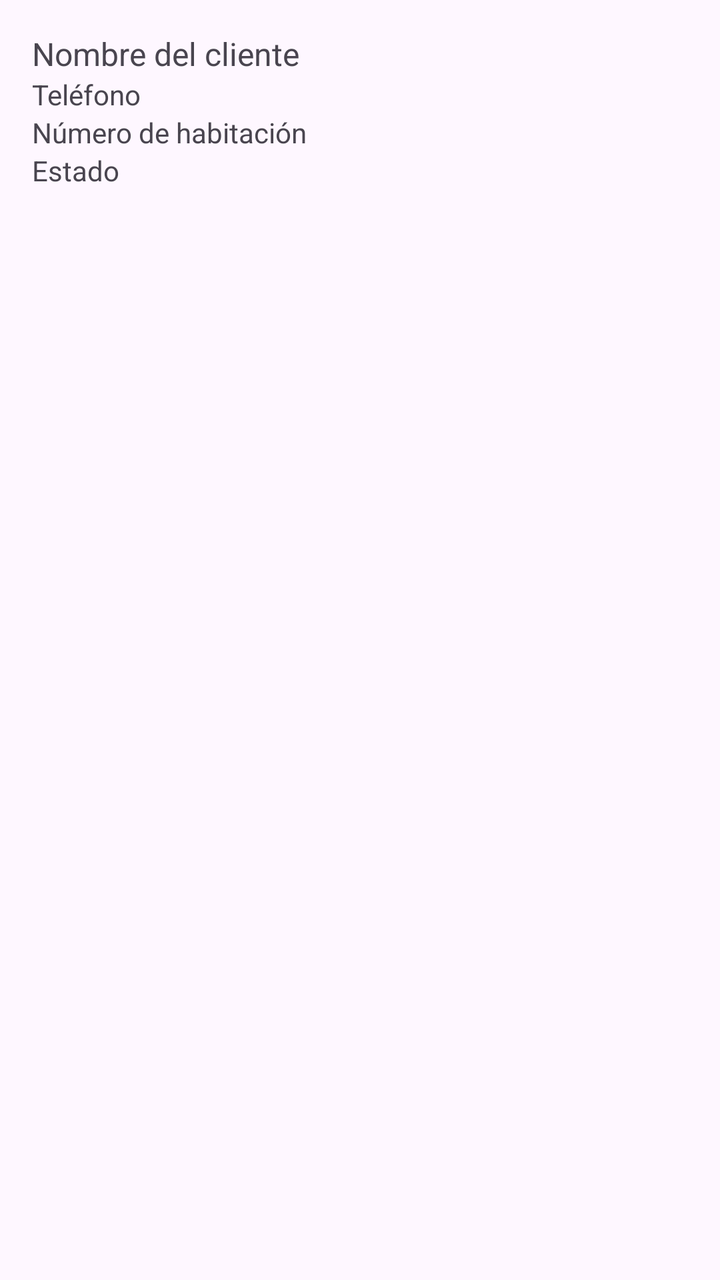
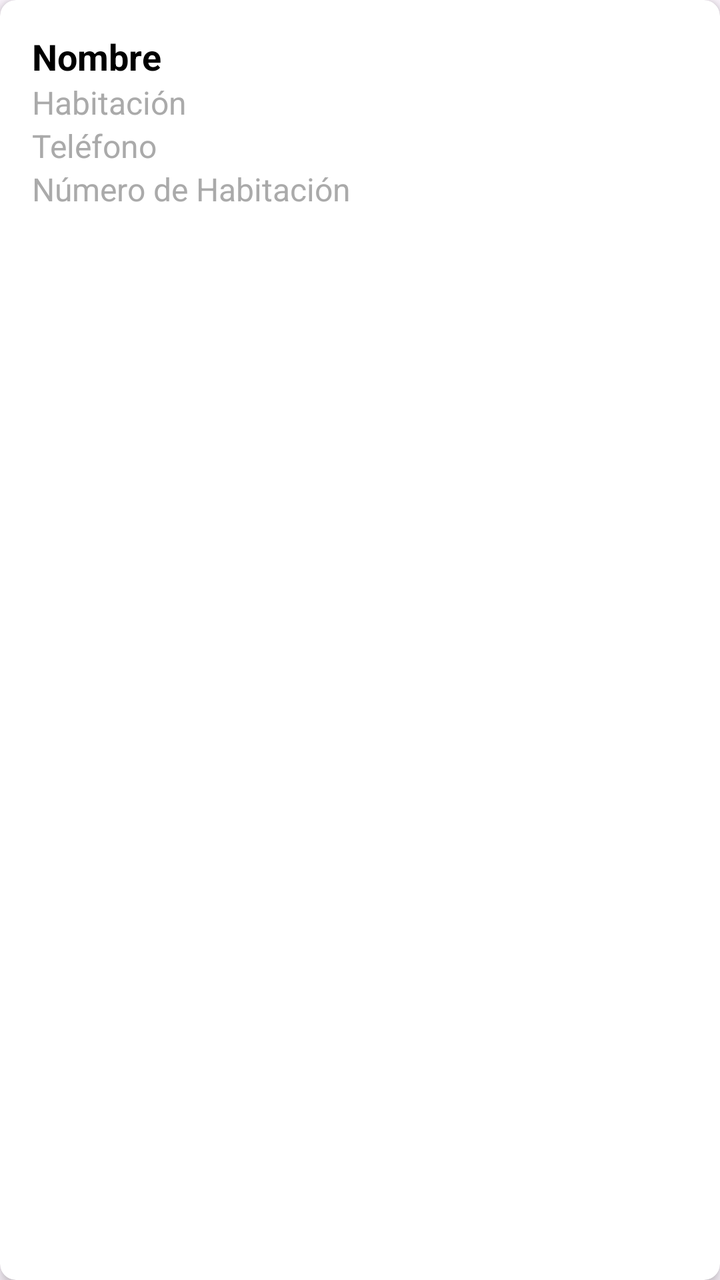

Before-and-after screenshots of an Android layout around one commit, followed by the original layout XML and the change that was made.
<!-- AndroidManifest.xml: application theme Theme.RoomLogic -->
<!-- res/layout/item_reservation.xml -->
<LinearLayout xmlns:android="http://schemas.android.com/apk/res/android"
    android:layout_width="match_parent"
    android:layout_height="wrap_content"
    android:orientation="vertical"
    android:padding="16dp">

    <TextView
        android:id="@+id/tvGuestNameValue"
        android:layout_width="wrap_content"
        android:layout_height="wrap_content"
        android:text="Nombre del cliente"
        android:textSize="16sp" />

    <TextView
        android:id="@+id/tvPhoneValue"
        android:layout_width="wrap_content"
        android:layout_height="wrap_content"
        android:text="Teléfono"
        android:textSize="14sp" />

    <TextView
        android:id="@+id/tvRoomNumberValue"
        android:layout_width="wrap_content"
        android:layout_height="wrap_content"
        android:text="Número de habitación"
        android:textSize="14sp" />

    <TextView
        android:id="@+id/tvStatusValue"
        android:layout_width="wrap_content"
        android:layout_height="wrap_content"
        android:text="Estado"
        android:textSize="14sp" />
</LinearLayout>
<!-- resources referenced by this layout -->
<resources>
  <style name="Theme.RoomLogic" parent="Base.Theme.RoomLogic" />
  <style name="Base.Theme.RoomLogic" parent="Theme.Material3.DayNight.NoActionBar">
          
          
      </style>
</resources>

<!-- the commit's change to res/layout/item_reservation.xml (unified diff, before → after) -->
@@ -1,34 +1,48 @@
-<LinearLayout xmlns:android="http://schemas.android.com/apk/res/android"
+<androidx.cardview.widget.CardView xmlns:android="http://schemas.android.com/apk/res/android"
     android:layout_width="match_parent"
     android:layout_height="wrap_content"
-    android:orientation="vertical"
-    android:padding="16dp">
+    xmlns:app="http://schemas.android.com/apk/res-auto"
+    android:layout_margin="8dp"
+    app:cardElevation="4dp"
+    app:cardCornerRadius="8dp">
 
-    <TextView
-        android:id="@+id/tvGuestNameValue"
-        android:layout_width="wrap_content"
+    <LinearLayout
+        android:layout_width="match_parent"
         android:layout_height="wrap_content"
-        android:text="Nombre del cliente"
-        android:textSize="16sp" />
+        android:orientation="vertical"
+        android:padding="16dp">
 
-    <TextView
-        android:id="@+id/tvPhoneValue"
-        android:layout_width="wrap_content"
-        android:layout_height="wrap_content"
-        android:text="Teléfono"
-        android:textSize="14sp" />
+        <TextView
+            android:id="@+id/tvName"
+            android:layout_width="match_parent"
+            android:layout_height="wrap_content"
+            android:text="Nombre"
+            android:textSize="18sp"
+            android:textColor="@android:color/black"
+            android:textStyle="bold" />
 
-    <TextView
-        android:id="@+id/tvRoomNumberValue"
-        android:layout_width="wrap_content"
-        android:layout_height="wrap_content"
-        android:text="Número de habitación"
-        android:textSize="14sp" />
+        <TextView
+            android:id="@+id/tvRoomType"
+            android:layout_width="match_parent"
+            android:layout_height="wrap_content"
+            android:text="Habitación"
+            android:textSize="16sp"
+            android:textColor="@android:color/darker_gray" />
 
-    <TextView
-        android:id="@+id/tvStatusValue"
-        android:layout_width="wrap_content"
-        android:layout_height="wrap_content"
-        android:text="Estado"
-        android:textSize="14sp" />
-</LinearLayout>
+        <TextView
+            android:id="@+id/tvPhone"
+            android:layout_width="match_parent"
+            android:layout_height="wrap_content"
+            android:text="Teléfono"
+            android:textSize="16sp"
+            android:textColor="@android:color/darker_gray" />
+
+        <TextView
+            android:id="@+id/tvRoomNumber"
+            android:layout_width="match_parent"
+            android:layout_height="wrap_content"
+            android:text="Número de Habitación"
+            android:textSize="16sp"
+            android:textColor="@android:color/darker_gray" />
+    </LinearLayout>
+</androidx.cardview.widget.CardView>
